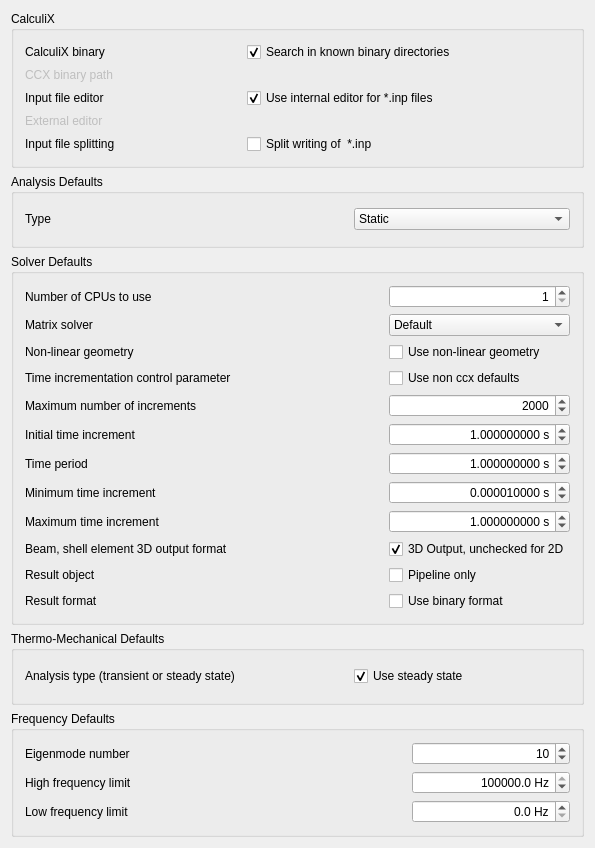
Qt form src/Mod/Fem/Gui/DlgSettingsFemCcx.ui (southseact-3d/fcd) before a commit.
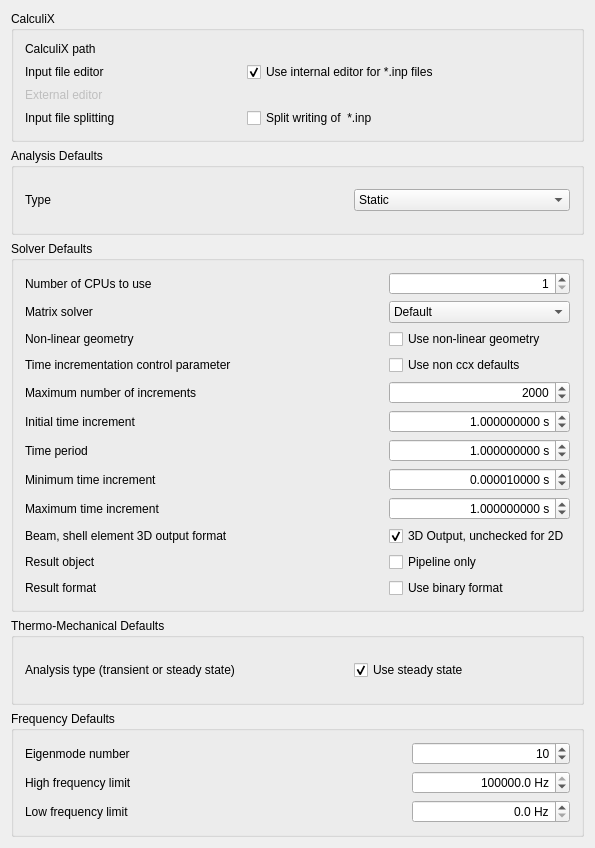
The same form after that commit. Icons and pictures are not drawn. Custom widgets are drawn as their Qt base class.

Commit message: Fem: Fix CalculiX preferences file chooser

Patch:
```diff
--- a/src/Mod/Fem/Gui/DlgSettingsFemCcx.ui
+++ b/src/Mod/Fem/Gui/DlgSettingsFemCcx.ui
@@ -34,34 +34,8 @@
      <layout class="QGridLayout" name="gridLayout_2">
       <item row="0" column="0">
        <layout class="QGridLayout" name="gridLayout" columnstretch="2,3">
-        <item row="2" column="0">
-         <widget class="QLabel" name="l_ccx_binary_std">
-          <property name="text">
-           <string>CalculiX binary</string>
-          </property>
-         </widget>
-        </item>
-        <item row="2" column="1">
-         <widget class="Gui::PrefCheckBox" name="cb_ccx_binary_std">
-          <property name="text">
-           <string>Search in known binary directories</string>
-          </property>
-          <property name="checked">
-           <bool>true</bool>
-          </property>
-          <property name="prefEntry" stdset="0">
-           <cstring>UseStandardCcxLocation</cstring>
-          </property>
-          <property name="prefPath" stdset="0">
-           <cstring>Mod/Fem/Ccx</cstring>
-          </property>
-         </widget>
-        </item>
         <item row="3" column="0">
          <widget class="QLabel" name="l_ccx_binary_path">
-          <property name="enabled">
-           <bool>false</bool>
-          </property>
           <property name="minimumSize">
            <size>
             <width>100</width>
@@ -69,15 +43,12 @@
            </size>
           </property>
           <property name="text">
-           <string>CCX binary path</string>
+           <string>CalculiX path</string>
           </property>
          </widget>
         </item>
         <item row="3" column="1">
-         <widget class="Gui::PrefFileChooser" name="fc_ccx_binary_path">
-          <property name="enabled">
-           <bool>false</bool>
-          </property>
+         <widget class="Gui::PrefFileChooser" name="fc_ccx_binary_path" native="true">
           <property name="sizePolicy">
            <sizepolicy hsizetype="Preferred" vsizetype="Preferred">
             <horstretch>0</horstretch>
```
Left out of the diff: 32 changed lines with no effect on the pictures. The commit also changes 5 other files.
